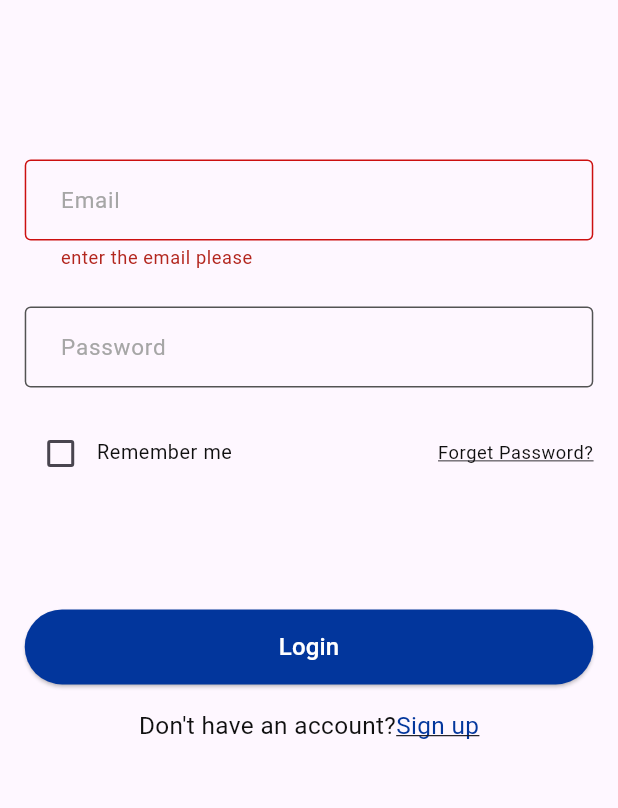
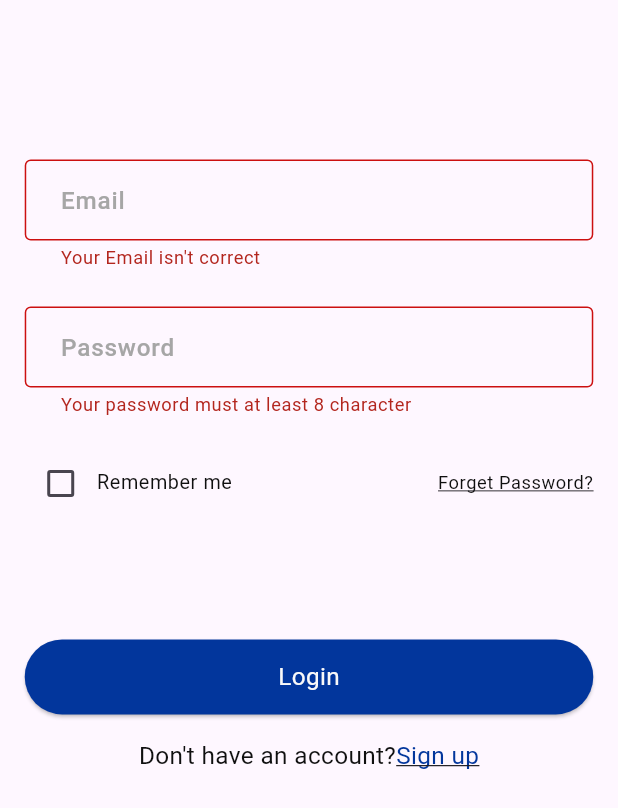
Before and after one commit to BakriCB9/exam, a Flutter app: the screen it shows after launch, after a tap on "Login", on a phone screen of 412 x 824 dp. Shown: the top 808 px of the screen. Run offline on Flutter 3.47's test engine with Material 3 defaults, Android fonts, the phone set to English and light mode, and no system bars; our stand-ins replace dio, flutter_bloc, flutter_screenutil, flutter_secure_storage, fluttertoast, get_it and 1 more.

Commit message:
finish from login screen

```diff
--- a/lib/config/appTheme.dart
+++ b/lib/config/appTheme.dart
@@ -9,8 +9,6 @@ class AppTheme {
             color: AppColor.placeHolder, fontSize: AppFontSize.fontSize16),
         enabledBorder:
             OutlineInputBorder(borderSide: BorderSide(color: AppColor.grey)),
-        // border: OutlineInputBorder(
-        //     borderSide: BorderSide(color: AppColor.lightRed)),
         errorBorder: OutlineInputBorder(
             borderSide: BorderSide(color: AppColor.redError)),
         focusedBorder:
@@ -22,9 +20,9 @@ class AppTheme {
       ),
       textTheme: TextTheme(
           labelMedium: TextStyle(
-              color: AppColor.placeHolder, fontSize: AppFontSize.fontSize14),
+              color: AppColor.placeHolder, fontSize: AppFontSize.fontSize16),
           labelSmall: TextStyle(
-              color: AppColor.grey,
+              color: AppColor.placeHolder,
               fontSize: AppFontSize.fontSize14,
               fontWeight: FontWeight.normal),
           bodyMedium: TextStyle(
--- a/lib/core/widgets/custom_text_form_field.dart
+++ b/lib/core/widgets/custom_text_form_field.dart
@@ -16,25 +16,17 @@ class CustomTextFormField extends StatelessWidget {
   final EventFunction validate;
   @override
   Widget build(BuildContext context) {
+    final theme = Theme.of(context).textTheme;
     return TextFormField(
       validator: validate,
       controller: controllerText,
       decoration: InputDecoration(
-        contentPadding:
-            const EdgeInsets.symmetric(horizontal: 20, vertical: 15),
-        label: Text(label),
-        labelStyle: const TextStyle(color: Color(0xFFA6A6A6), fontSize: 15),
-        hintText: hintText,
-        hintStyle: const TextStyle(
-            fontSize: 14,
-            color: Color(0xFFA6A6A6),
-            fontWeight: FontWeight.normal),
-        border: const OutlineInputBorder(
-            borderSide: BorderSide(color: Color(0xFF535353))),
-        focusedBorder: OutlineInputBorder(
-            borderSide: BorderSide(color: Color(0xFF535353))),
-        // errorBorder: OutlineInputBorder()
-      ),
+          contentPadding:
+              const EdgeInsets.symmetric(horizontal: 20, vertical: 15),
+          label: Text(label),
+          labelStyle: theme.labelMedium,
+          hintText: hintText,
+          hintStyle: theme.labelSmall),
     );
   }
 }
--- a/lib/features/login/presentation/screens/login_screen.dart
+++ b/lib/features/login/presentation/screens/login_screen.dart
@@ -1,12 +1,13 @@
 import 'package:exam_app/config/appColor.dart';
-import 'package:exam_app/config/appFontsize.dart';
 import 'package:exam_app/config/appString.dart';
 import 'package:exam_app/core/di/di.dart';
+import 'package:exam_app/core/validate/validate.dart';
 import 'package:exam_app/core/widgets/custom_text_form_field.dart';
 import 'package:exam_app/core/widgets/ui_utils.dart';
 import 'package:exam_app/features/login/data/model/loginModel.dart';
 import 'package:exam_app/features/login/presentation/cubit/cubit/login_cubit.dart';
 import 'package:exam_app/features/login/presentation/cubit/cubit/login_state.dart';
+import 'package:exam_app/features/login/presentation/screens/widget/custom_checkBox.dart';
 import 'package:flutter/gestures.dart';
 import 'package:flutter/material.dart';
 import 'package:flutter_bloc/flutter_bloc.dart';
@@ -63,18 +64,13 @@ class _LoginScreenState extends State<LoginScreen> {
                     child: Column(
                       children: [
                         CustomTextFormField(
-                            validate: (value) {
-                              if (value?.length == 0 || value == null) {
-                                return 'enter the email please';
-                              }
-                              return null;
-                            },
+                            validate: (value) => checkValidatEmail(value),
                             label: AppString.email,
                             hintText: AppString.enterTheEmail,
                             controllerText: loginCubit.emailController),
                         const SizedBox(height: 24),
                         CustomTextFormField(
-                            validate: (value) {},
+                            validate: (value) => checkValidatePassword(value),
                             label: AppString.password,
                             hintText: AppString.enterThePassword,
                             controllerText: loginCubit.passwordController),
@@ -83,18 +79,7 @@ class _LoginScreenState extends State<LoginScreen> {
                 const SizedBox(height: 20),
                 Row(
                   children: [
-                    Expanded(
-                      child: Row(
-                        children: [
-                          Checkbox(value: false, onChanged: (_) {}),
-                          Text(
-                            AppString.remember,
-                            style: theme.bodySmall
-                                ?.copyWith(fontSize: AppFontSize.fontSize13),
-                          )
-                        ],
-                      ),
-                    ),
+                    const Expanded(child: CustomCheckBox()),
                     Expanded(
                         child: Align(
                             alignment: Alignment.centerRight,
@@ -120,15 +105,11 @@ class _LoginScreenState extends State<LoginScreen> {
                     },
                     child: Text(
                       AppString.login,
-                      style: TextStyle(color: Colors.white, fontSize: 16),
+                      style: theme.bodyMedium?.copyWith(color: AppColor.white),
                     ),
-                    style: ElevatedButton.styleFrom(
-                        backgroundColor: Color(0xFF02369C)),
                   ),
                 ),
-                SizedBox(
-                  height: 16,
-                ),
+                const SizedBox(height: 16),
                 RichText(
                   text: TextSpan(children: [
                     TextSpan(
@@ -153,3 +134,20 @@ class _LoginScreenState extends State<LoginScreen> {
     );
   }
 }
+
+String? checkValidatEmail(value) {
+  if (Validator.isEmail(value)) {
+    return null;
+  }
+  return 'Your Email isn\'t correct';
+}
+
+String? checkValidatePassword(value) {
+  if (!Validator.hasMinLength(value, minLength: 8)) {
+    return 'Your password must at least 8 character';
+  }
+  if (!Validator.isPassword(value)) {
+    return "Your password in Correct";
+  }
+  return null;
+}
--- /dev/null
+++ b/lib/features/login/presentation/screens/widget/custom_checkBox.dart
@@ -0,0 +1,35 @@
+import 'package:exam_app/config/appColor.dart';
+import 'package:exam_app/config/appFontsize.dart';
+import 'package:exam_app/config/appString.dart';
+import 'package:flutter/material.dart';
+
+class CustomCheckBox extends StatefulWidget {
+  const CustomCheckBox({super.key});
+
+  @override
+  State<CustomCheckBox> createState() => _CustomCheckBoxState();
+}
+
+class _CustomCheckBoxState extends State<CustomCheckBox> {
+  bool isCheck = false;
+  @override
+  Widget build(BuildContext context) {
+    final theme = Theme.of(context).textTheme;
+    return Row(
+      children: [
+        Checkbox(
+            activeColor: AppColor.blueBase,
+            value: isCheck,
+            onChanged: (value) {
+              setState(() {
+                isCheck = value ?? false;
+              });
+            }),
+        Text(
+          AppString.remember,
+          style: theme.bodySmall?.copyWith(fontSize: AppFontSize.fontSize13),
+        )
+      ],
+    );
+  }
+}
```
